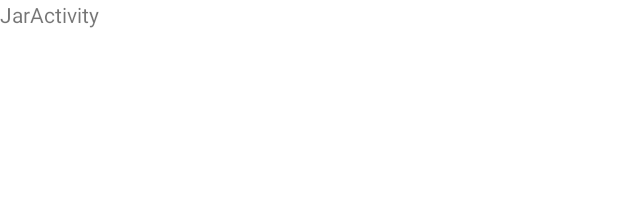
After one commit to barsimark/Hackathon-JunctionX-2022, an Android app: the layout activity_jar.xml on its own in the app's theme, with its tools: preview values and no code run, on a phone screen of 412 x 824 dp. The commit adds this screen. Shown: the top 198 px of the screen. Run offline under Robolectric (Android 15) with nearby library versions, the phone set to English and light mode, and no system bars; network calls fail.

Commit message:
started JarActivity

```diff
--- a/JunctionX22/app/src/main/AndroidManifest.xml
+++ b/JunctionX22/app/src/main/AndroidManifest.xml
@@ -16,6 +16,9 @@
         android:theme="@style/Theme.JunctionX22"
         tools:targetApi="31">
         <activity
+            android:name=".jar.JarActivity"
+            android:exported="false" />
+        <activity
             android:name=".MainActivity"
             android:exported="true">
             <intent-filter>
--- a/JunctionX22/app/src/main/java/myapplication/junctionx22/MainActivity.kt
+++ b/JunctionX22/app/src/main/java/myapplication/junctionx22/MainActivity.kt
@@ -1,5 +1,6 @@
 package myapplication.junctionx22
 
+import android.content.Intent
 import androidx.appcompat.app.AppCompatActivity
 import android.os.Bundle
 import android.util.Log
@@ -11,6 +12,7 @@ import retrofit2.Call
 import retrofit2.Callback
 import retrofit2.Response
 import myapplication.junctionx22.databinding.ActivityMainBinding
+import myapplication.junctionx22.jar.JarActivity
 
 class MainActivity : AppCompatActivity() {
     private lateinit var binding: ActivityMainBinding
@@ -22,7 +24,7 @@ class MainActivity : AppCompatActivity() {
 		setContentView(binding.root)
 
         binding.btnExistingJar.setOnClickListener {
-            Toast.makeText(this, "Existing jar button", Toast.LENGTH_LONG).show()
+            startActivity(Intent(this, JarActivity::class.java))
         }
         binding.btnAddNewJar.setOnClickListener {
             Toast.makeText(this, "Add new jar button", Toast.LENGTH_LONG).show()
--- /dev/null
+++ b/JunctionX22/app/src/main/res/layout/activity_jar.xml
@@ -0,0 +1,14 @@
+<?xml version="1.0" encoding="utf-8"?>
+<androidx.constraintlayout.widget.ConstraintLayout xmlns:android="http://schemas.android.com/apk/res/android"
+    xmlns:app="http://schemas.android.com/apk/res-auto"
+    xmlns:tools="http://schemas.android.com/tools"
+    android:layout_width="match_parent"
+    android:layout_height="match_parent"
+    tools:context=".jar.JarActivity">
+
+    <TextView
+        android:layout_width="match_parent"
+        android:layout_height="match_parent"
+        android:text="JarActivity"/>
+
+</androidx.constraintlayout.widget.ConstraintLayout>
```
Also changed, not shown: JunctionX22/app/src/main/java/myapplication/junctionx22/jar/JarActivity.kt (added, +12 -0 lines).
